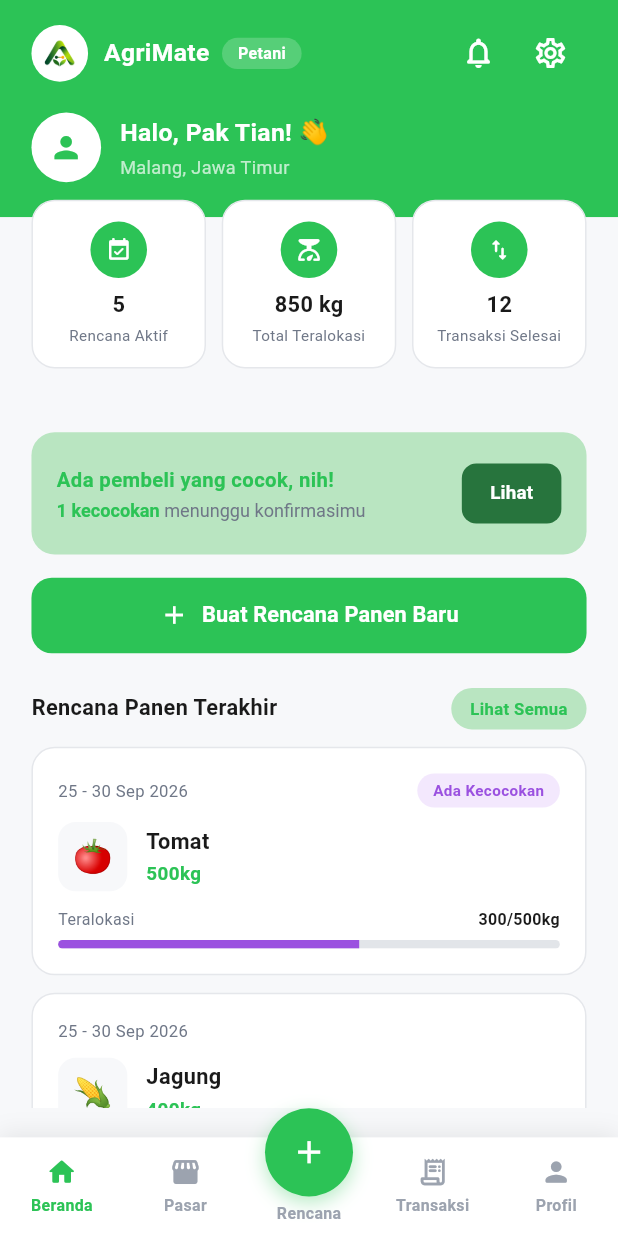
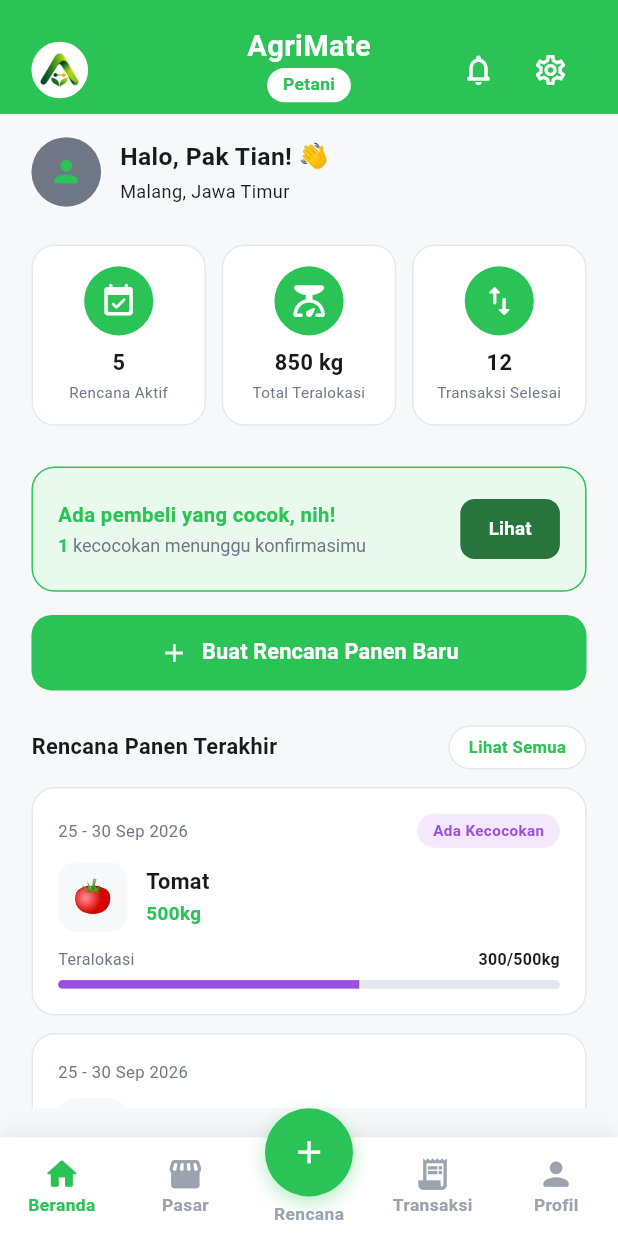
Before and after one commit to Mevyanrr/agrimate, a Flutter app: the screen it shows after launch, on a phone screen of 412 x 824 dp. Run offline on Flutter 3.47's test engine with Material 3 defaults, Android fonts, the light colour scheme and no system bars; our stand-ins replace flutter_screenutil.

Commit message:
home page petani design fe

```diff
--- a/lib/core/appcolor.dart
+++ b/lib/core/appcolor.dart
@@ -5,7 +5,7 @@ class AppColors {
 
   static const Color greenprimary = Color(0XFF2CC356);
   static const Color darkgreen = Color(0XFF27743D);
-  static const Color lightgreen = Color(0XFFB9E5C1);
+  static const Color lightgreen = Color(0XFFEAF9EE);
 
   static const Color orangeprimary = Color(0XFFF4690F);
   static const Color darkorange = Color(0XFFB24A0C);
--- a/lib/core/widget/navbar_petani.dart
+++ b/lib/core/widget/navbar_petani.dart
@@ -24,7 +24,7 @@ class AppBottomNav extends StatelessWidget {
       BottomNavItemData(icon: Icons.home_rounded, label: 'Beranda'),
       BottomNavItemData(icon: Icons.storefront_rounded, label: 'Pasar'),
       BottomNavItemData(icon: Icons.add, label: 'Rencana'),
-      BottomNavItemData(icon: Icons.receipt_long_rounded, label: 'Transaksi'),
+      BottomNavItemData(icon: Icons.receipt_long, label: 'Transaksi'),
       BottomNavItemData(icon: Icons.person_rounded, label: 'Profil'),
     ],
   });
@@ -39,7 +39,6 @@ class AppBottomNav extends StatelessWidget {
         clipBehavior: Clip.none,
         alignment: Alignment.bottomCenter,
         children: [
-          // Bar putih dasar
           Container(
             height: 68.h,
             decoration: BoxDecoration(
@@ -69,7 +68,6 @@ class AppBottomNav extends StatelessWidget {
             ),
           ),
 
-          // Tombol tengah — elevated bulat
           Positioned(
             top: 0,
             child: GestureDetector(
@@ -96,7 +94,7 @@ class AppBottomNav extends StatelessWidget {
                   Text(
                     items[_centerIndex].label,
                     style: TextStyle(
-                      fontSize: 11.sp,
+                      fontSize: 12.sp,
                       fontWeight: FontWeight.w600,
                       color: currentIndex == _centerIndex
                           ? accentColor
@@ -135,11 +133,11 @@ class _NavItem extends StatelessWidget {
       child: Column(
         mainAxisAlignment: MainAxisAlignment.center,
         children: [
-          Icon(data.icon, color: color, size: 22.sp),
-          SizedBox(height: 4.h),
+          Icon(data.icon, color: color, size: 26.sp),
+          // SizedBox(height: 4.h),
           Text(
             data.label,
-            style: TextStyle(fontSize: 11.sp, fontWeight: FontWeight.w600, color: color),
+            style: TextStyle(fontSize: 12.sp, fontWeight: FontWeight.w600, color: color),
           ),
         ],
       ),
--- a/lib/petani_features/home/view/home_page.dart
+++ b/lib/petani_features/home/view/home_page.dart
@@ -37,27 +37,122 @@ class _HomeBody extends StatelessWidget {
         child: Builder(
           builder: (context) {
             if (vm.state == HomeLoadState.loading) {
-              return const Center(child: CircularProgressIndicator(color: AppColors.greenprimary));
+              return const Center(
+                child: CircularProgressIndicator(color: AppColors.greenprimary),
+              );
             }
             if (vm.state == HomeLoadState.error) {
-              return _ErrorState(message: vm.errorMessage ?? 'Terjadi kesalahan', onRetry: vm.fetchHomeData);
+              return _ErrorState(
+                message: vm.errorMessage ?? 'Terjadi kesalahan',
+                onRetry: vm.fetchHomeData,
+              );
             }
-            return RefreshIndicator(
+            return Column(
+
+              children: [
+                Container(
+                      padding: EdgeInsets.fromLTRB(20.w, 18.h, 20.w, 0),
+                      decoration: const BoxDecoration(
+                        color: AppColors.greenprimary,
+                      ),
+                      child: Row(
+                        mainAxisAlignment: MainAxisAlignment.spaceBetween,
+                        crossAxisAlignment: CrossAxisAlignment.center,
+                        children: [
+                          Container(
+                            width: 36.w,
+                            height: 36.w,
+                            decoration: const BoxDecoration(
+                              color: Colors.white,
+                              shape: BoxShape.circle,
+                            ),
+                            // padding: EdgeInsets.all(4.w),
+                            child: Image.asset(
+                              'assets/images/logo_withoutname.png',
+                              fit: BoxFit.contain,
+                            ),
+                          ),
+                          SizedBox(width: 10.w),
+                          Padding(padding:  EdgeInsets.only(bottom: 8.h),
+                          child:
+                          Column(
+
+                            children: [
+                              Text(
+                                'AgriMate',
+                                style: TextStyle(
+                                  color: Colors.white,
+                                  fontSize: 20.sp,
+                                  fontWeight: FontWeight.bold,
+                                ),
+                              ),
+                              // SizedBox(height: 8.h),
+                              Container(
+                                padding: EdgeInsets.symmetric(
+                                  horizontal: 10.w,
+                                  vertical: 3.h,
+                                ),
+                                decoration: BoxDecoration(
+                                  color: Colors.white,
+                                  borderRadius: BorderRadius.circular(20.r),
+                                ),
+                                child: Text(
+                                  'Petani',
+                                  style: TextStyle(
+                                    color: AppColors.greenprimary,
+                                    fontSize: 12.sp,
+                                    fontWeight: FontWeight.w600,
+                                  ),
+                                ),
+                              ),
+                            ],
+                          )
+                          ),
+
+                          // const Spacer(),
+                          Row(
+                            children: [
+                              IconButton(
+                                onPressed: () =>
+                                    vm.onNotificationPressed(context),
+                                icon: const Icon(
+                                  Icons.notifications_none_rounded,
+                                  color: Colors.white,
+                                ),
+                              ),
+                              IconButton(
+                                onPressed: () => vm.onSettingsPressed(context),
+                                icon: const Icon(
+                                  Icons.settings_outlined,
+                                  color: Colors.white,
+                                ),
+                              ),
+                            ],
+                          ),
+                        ],
+                      ),
+                    ),
+                    Expanded(child:
+            RefreshIndicator(
               color: AppColors.greenprimary,
               onRefresh: vm.onRefresh,
-              child: SingleChildScrollView(
+              child:
+              SingleChildScrollView(
                 physics: const AlwaysScrollableScrollPhysics(),
                 child: Column(
-                  crossAxisAlignment: CrossAxisAlignment.stretch,
+                  crossAxisAlignment: CrossAxisAlignment.center,
                   children: [
-                    _HeaderSection(profile: vm.data!.profile),
+
                     Padding(
                       padding: EdgeInsets.fromLTRB(20.w, 16.h, 20.w, 24.h),
                       child: Column(
-                        crossAxisAlignment: CrossAxisAlignment.stretch,
+                        crossAxisAlignment: CrossAxisAlignment.center,
+                        // crossAxisAlignment: CrossAxisAlignment.stretch,
                         children: [
+                          _HeaderSection(profile: vm.data!.profile),
+                          SizedBox(height: 54.h),
                           _SummaryRow(summary: vm.data!.summary),
-                          SizedBox(height: 16.h),
+
                           if (vm.data!.buyerMatch.hasMatch) ...[
                             _BuyerMatchCard(
                               match: vm.data!.buyerMatch,
@@ -65,7 +160,9 @@ class _HomeBody extends StatelessWidget {
                             ),
                             SizedBox(height: 16.h),
                           ],
-                          _CreatePlanButton(onTap: () => vm.onCreatePlanPressed(context)),
+                          _CreatePlanButton(
+                            onTap: () => vm.onCreatePlanPressed(context),
+                          ),
                           SizedBox(height: 24.h),
                           _SectionHeader(
                             title: 'Rencana Panen Terakhir',
@@ -77,7 +174,8 @@ class _HomeBody extends StatelessWidget {
                               padding: EdgeInsets.only(bottom: 12.h),
                               child: _HarvestPlanCard(
                                 plan: plan,
-                                onTap: () => vm.onPlanCardPressed(context, plan),
+                                onTap: () =>
+                                    vm.onPlanCardPressed(context, plan),
                               ),
                             );
                           }),
@@ -87,7 +185,8 @@ class _HomeBody extends StatelessWidget {
                   ],
                 ),
               ),
-            );
+            ), )
+            ] );
           },
         ),
       ),
@@ -103,63 +202,23 @@ class _HeaderSection extends StatelessWidget {
   Widget build(BuildContext context) {
     final vm = context.read<HomeViewModel>();
 
-    return Container(
-      padding: EdgeInsets.fromLTRB(20.w, 12.h, 20.w, 24.h),
-      decoration: const BoxDecoration(
-        color: AppColors.greenprimary,
-        borderRadius: BorderRadius.only(
-          bottomLeft: Radius.circular(0),
-          bottomRight: Radius.circular(0),
-        ),
-      ),
-      child: Column(
-        crossAxisAlignment: CrossAxisAlignment.start,
+    return Column(
       children: [
         Row(
-            children: [
-              Container(
-                width: 36.w,
-                height: 36.w,
-                decoration: const BoxDecoration(color: Colors.white, shape: BoxShape.circle),
-                padding: EdgeInsets.all(4.w),
-                child: Image.asset('assets/images/logo_withoutname.png', fit: BoxFit.contain),
-              ),
-              SizedBox(width: 10.w),
-              Text(
-                'AgriMate',
-                style: TextStyle(color: Colors.white, fontSize: 17.sp, fontWeight: FontWeight.bold),
-              ),
-              SizedBox(width: 8.w),
-              Container(
-                padding: EdgeInsets.symmetric(horizontal: 10.w, vertical: 3.h),
-                decoration: BoxDecoration(
-                  color: Colors.white.withOpacity(0.2),
-                  borderRadius: BorderRadius.circular(20.r),
-                ),
-                child: Text('Petani', style: TextStyle(color: Colors.white, fontSize: 11.sp, fontWeight: FontWeight.w600)),
-              ),
-              const Spacer(),
-              IconButton(
-                onPressed: () => vm.onNotificationPressed(context),
-                icon: const Icon(Icons.notifications_none_rounded, color: Colors.white),
-              ),
-              IconButton(
-                onPressed: () => vm.onSettingsPressed(context),
-                icon: const Icon(Icons.settings_outlined, color: Colors.white),
-              ),
-            ],
-          ),
-          SizedBox(height: 16.h),
-
-          Row(
+          mainAxisAlignment: MainAxisAlignment.center,
           children: [
             CircleAvatar(
               radius: 24.r,
-                backgroundColor: Colors.white,
-                backgroundImage:
-                    profile.photoUrl != null ? NetworkImage(profile.photoUrl!) : null,
+              backgroundColor: AppColors.textSecondary,
+              backgroundImage: profile.photoUrl != null
+                  ? NetworkImage(profile.photoUrl!)
+                  : null,
               child: profile.photoUrl == null
-                    ? Icon(Icons.person, color: AppColors.greenprimary, size: 24.sp)
+                  ? Icon(
+                      Icons.person,
+                      color: AppColors.greenprimary,
+                      size: 24.sp,
+                    )
                   : null,
             ),
             SizedBox(width: 12.w),
@@ -169,12 +228,19 @@ class _HeaderSection extends StatelessWidget {
                 children: [
                   Text(
                     'Halo, ${profile.name}! 👋',
-                      style: TextStyle(color: Colors.white, fontSize: 17.sp, fontWeight: FontWeight.bold),
+                    style: TextStyle(
+                      color: AppColors.textPrimary,
+                      fontSize: 17.sp,
+                      fontWeight: FontWeight.bold,
+                    ),
                   ),
                   SizedBox(height: 2.h),
                   Text(
                     profile.location,
-                      style: TextStyle(color: Colors.white70, fontSize: 12.5.sp),
+                    style: TextStyle(
+                      color: AppColors.textPrimary,
+                      fontSize: 12.5.sp,
+                    ),
                   ),
                 ],
               ),
@@ -182,7 +248,6 @@ class _HeaderSection extends StatelessWidget {
           ],
         ),
       ],
-      ),
     );
   }
 }
@@ -231,7 +296,11 @@ class _StatCard extends StatelessWidget {
   final String value;
   final String label;
 
-  const _StatCard({required this.icon, required this.value, required this.label});
+  const _StatCard({
+    required this.icon,
+    required this.value,
+    required this.label,
+  });
 
   @override
   Widget build(BuildContext context) {
@@ -245,13 +314,23 @@ class _StatCard extends StatelessWidget {
       child: Column(
         children: [
           Container(
-            width: 36.w,
-            height: 36.w,
-            decoration: const BoxDecoration(color: AppColors.greenprimary, shape: BoxShape.circle),
-            child: Icon(icon, color: Colors.white, size: 18.sp),
+            width: 44.w,
+            height: 44.w,
+            decoration: const BoxDecoration(
+              color: AppColors.greenprimary,
+              shape: BoxShape.circle,
+            ),
+            child: Icon(icon, color: Colors.white, size: 26.sp),
           ),
           SizedBox(height: 8.h),
-          Text(value, style: TextStyle(fontSize: 15.sp, fontWeight: FontWeight.bold, color: AppColors.textPrimary)),
+          Text(
+            value,
+            style: TextStyle(
+              fontSize: 15.sp,
+              fontWeight: FontWeight.bold,
+              color: AppColors.textPrimary,
+            ),
+          ),
           SizedBox(height: 2.h),
           Text(
             label,
@@ -277,6 +356,7 @@ class _BuyerMatchCard extends StatelessWidget {
       decoration: BoxDecoration(
         color: AppColors.lightgreen,
         borderRadius: BorderRadius.circular(16.r),
+        border: Border.all(color: AppColors.greenprimary),
       ),
       child: Row(
         children: [
@@ -286,18 +366,28 @@ class _BuyerMatchCard extends StatelessWidget {
               children: [
                 Text(
                   'Ada pembeli yang cocok, nih!',
-                  style: TextStyle(fontSize: 14.sp, fontWeight: FontWeight.bold, color: AppColors.greenprimary),
+                  style: TextStyle(
+                    fontSize: 14.sp,
+                    fontWeight: FontWeight.bold,
+                    color: AppColors.greenprimary,
+                  ),
                 ),
                 SizedBox(height: 4.h),
                 RichText(
                   text: TextSpan(
-                    style: TextStyle(fontSize: 12.5.sp, color: AppColors.textSecondary),
+                    style: TextStyle(
+                      fontSize: 12.5.sp,
+                      color: AppColors.textSecondary,
+                    ),
                     children: [
                       TextSpan(
-                        text: '${match.matchCount} kecocokan ',
-                        style: const TextStyle(fontWeight: FontWeight.bold, color: AppColors.greenprimary),
+                        text: '${match.matchCount} ',
+                        style: const TextStyle(
+                          fontWeight: FontWeight.bold,
+                          color: AppColors.greenprimary,
                         ),
-                      const TextSpan(text: 'menunggu konfirmasimu'),
+                      ),
+                      const TextSpan(text: 'kecocokan menunggu konfirmasimu'),
                     ],
                   ),
                 ),
@@ -311,9 +401,18 @@ class _BuyerMatchCard extends StatelessWidget {
               backgroundColor: AppColors.darkgreen,
               elevation: 0,
               padding: EdgeInsets.symmetric(horizontal: 18.w, vertical: 10.h),
-              shape: RoundedRectangleBorder(borderRadius: BorderRadius.circular(10.r)),
+              shape: RoundedRectangleBorder(
+                borderRadius: BorderRadius.circular(10.r),
               ),
-            child: Text('Lihat', style: TextStyle(color: Colors.white, fontSize: 13.sp, fontWeight: FontWeight.w600)),
+            ),
+            child: Text(
+              'Lihat',
+              style: TextStyle(
+                color: Colors.white,
+                fontSize: 13.sp,
+                fontWeight: FontWeight.w600,
+              ),
+            ),
           ),
         ],
       ),
@@ -334,15 +433,23 @@ class _CreatePlanButton extends StatelessWidget {
         style: ElevatedButton.styleFrom(
           backgroundColor: AppColors.greenprimary,
           elevation: 0,
-          shape: RoundedRectangleBorder(borderRadius: BorderRadius.circular(14.r)),
+          shape: RoundedRectangleBorder(
+            borderRadius: BorderRadius.circular(14.r),
+          ),
         ),
         child: Row(
           mainAxisAlignment: MainAxisAlignment.center,
           children: [
             const Icon(Icons.add, color: Colors.white, size: 20),
             SizedBox(width: 8.w),
-            Text('Buat Rencana Panen Baru',
-                style: TextStyle(color: Colors.white, fontSize: 15.sp, fontWeight: FontWeight.w600)),
+            Text(
+              'Buat Rencana Panen Baru',
+              style: TextStyle(
+                color: Colors.white,
+                fontSize: 15.sp,
+                fontWeight: FontWeight.w600,
+              ),
+            ),
           ],
         ),
       ),
@@ -361,17 +468,32 @@ class _SectionHeader extends StatelessWidget {
     return Row(
       mainAxisAlignment: MainAxisAlignment.spaceBetween,
       children: [
-        Text(title, style: TextStyle(fontSize: 15.sp, fontWeight: FontWeight.bold, color: AppColors.textPrimary)),
+        Text(
+          title,
+          style: TextStyle(
+            fontSize: 15.sp,
+            fontWeight: FontWeight.bold,
+            color: AppColors.textPrimary,
+          ),
+        ),
         GestureDetector(
           onTap: onSeeAll,
           child: Container(
             padding: EdgeInsets.symmetric(horizontal: 12.w, vertical: 6.h),
             decoration: BoxDecoration(
-              color: AppColors.lightgreen,
+              color: Colors.white,
               borderRadius: BorderRadius.circular(20.r),
+              border: Border.all(color: AppColors.borderDefault),
             ),
-            child: Text('Lihat Semua',
-                style: TextStyle(fontSize: 11.5.sp, fontWeight: FontWeight.w600, color: AppColors.greenprimary)),
+
+            child: Text(
+              'Lihat Semua',
+              style: TextStyle(
+                fontSize: 11.5.sp,
+                fontWeight: FontWeight.w600,
+                color: AppColors.greenprimary,
+              ),
+            ),
           ),
         ),
       ],
@@ -402,16 +524,31 @@ class _HarvestPlanCard extends StatelessWidget {
             Row(
               mainAxisAlignment: MainAxisAlignment.spaceBetween,
               children: [
-                Text(plan.dateRangeLabel, style: TextStyle(fontSize: 11.5.sp, color: AppColors.textSecondary)),
+                Text(
+                  plan.dateRangeLabel,
+                  style: TextStyle(
+                    fontSize: 11.5.sp,
+                    color: AppColors.textSecondary,
+                  ),
+                ),
                 if (plan.hasMatch)
                   Container(
-                    padding: EdgeInsets.symmetric(horizontal: 10.w, vertical: 4.h),
+                    padding: EdgeInsets.symmetric(
+                      horizontal: 10.w,
+                      vertical: 4.h,
+                    ),
                     decoration: BoxDecoration(
                       color: AppColors.purpleAccentLight,
                       borderRadius: BorderRadius.circular(20.r),
                     ),
-                    child: Text('Ada Kecocokan',
-                        style: TextStyle(fontSize: 10.5.sp, fontWeight: FontWeight.w600, color: AppColors.purpleAccent)),
+                    child: Text(
+                      'Ada Kecocokan',
+                      style: TextStyle(
+                        fontSize: 10.5.sp,
+                        fontWeight: FontWeight.w600,
+                        color: AppColors.purpleAccent,
+                      ),
+                    ),
                   ),
               ],
             ),
@@ -426,17 +563,32 @@ class _HarvestPlanCard extends StatelessWidget {
                     color: AppColors.scaffoldGrey,
                     borderRadius: BorderRadius.circular(12.r),
                   ),
-                  child: Text(plan.commodityEmoji, style: TextStyle(fontSize: 22.sp)),
+                  child: Text(
+                    plan.commodityEmoji,
+                    style: TextStyle(fontSize: 22.sp),
+                  ),
                 ),
                 SizedBox(width: 12.w),
                 Column(
                   crossAxisAlignment: CrossAxisAlignment.start,
                   children: [
-                    Text(plan.commodityName,
-                        style: TextStyle(fontSize: 15.sp, fontWeight: FontWeight.bold, color: AppColors.textPrimary)),
+                    Text(
+                      plan.commodityName,
+                      style: TextStyle(
+                        fontSize: 15.sp,
+                        fontWeight: FontWeight.bold,
+                        color: AppColors.textPrimary,
+                      ),
+                    ),
                     SizedBox(height: 2.h),
-                    Text('${plan.totalWeightKg.toStringAsFixed(0)}kg',
-                        style: TextStyle(fontSize: 13.sp, fontWeight: FontWeight.w600, color: AppColors.greenprimary)),
+                    Text(
+                      '${plan.totalWeightKg.toStringAsFixed(0)}kg',
+                      style: TextStyle(
+                        fontSize: 13.sp,
+                        fontWeight: FontWeight.w600,
+                        color: AppColors.greenprimary,
+                      ),
+                    ),
                   ],
                 ),
               ],
@@ -445,10 +597,20 @@ class _HarvestPlanCard extends StatelessWidget {
             Row(
               mainAxisAlignment: MainAxisAlignment.spaceBetween,
               children: [
-                Text('Teralokasi', style: TextStyle(fontSize: 11.sp, color: AppColors.textSecondary)),
+                Text(
+                  'Teralokasi',
+                  style: TextStyle(
+                    fontSize: 11.sp,
+                    color: AppColors.textSecondary,
+                  ),
+                ),
                 Text(
                   '${plan.allocatedWeightKg.toStringAsFixed(0)}/${plan.totalWeightKg.toStringAsFixed(0)}kg',
-                  style: TextStyle(fontSize: 11.sp, fontWeight: FontWeight.w600, color: AppColors.textPrimary),
+                  style: TextStyle(
+                    fontSize: 11.sp,
+                    fontWeight: FontWeight.w600,
+                    color: AppColors.textPrimary,
+                  ),
                 ),
               ],
             ),
@@ -459,7 +621,9 @@ class _HarvestPlanCard extends StatelessWidget {
                 value: plan.progress,
                 minHeight: 6.h,
                 backgroundColor: AppColors.indicatorInactive,
-                valueColor: const AlwaysStoppedAnimation(AppColors.purpleAccent),
+                valueColor: const AlwaysStoppedAnimation(
+                  AppColors.purpleAccent,
+                ),
               ),
             ),
           ],
@@ -481,14 +645,26 @@ class _ErrorState extends StatelessWidget {
       child: Column(
         mainAxisSize: MainAxisSize.min,
         children: [
-          Icon(Icons.error_outline_rounded, color: AppColors.textMuted, size: 40.sp),
+          Icon(
+            Icons.error_outline_rounded,
+            color: AppColors.textMuted,
+            size: 40.sp,
+          ),
           SizedBox(height: 12.h),
-          Text(message, style: TextStyle(color: AppColors.textSecondary, fontSize: 13.sp)),
+          Text(
+            message,
+            style: TextStyle(color: AppColors.textSecondary, fontSize: 13.sp),
+          ),
           SizedBox(height: 12.h),
           ElevatedButton(
             onPressed: onRetry,
-            style: ElevatedButton.styleFrom(backgroundColor: AppColors.greenprimary),
-            child: const Text('Coba Lagi', style: TextStyle(color: Colors.white)),
+            style: ElevatedButton.styleFrom(
+              backgroundColor: AppColors.greenprimary,
+            ),
+            child: const Text(
+              'Coba Lagi',
+              style: TextStyle(color: Colors.white),
+            ),
           ),
         ],
       ),
--- a/lib/petani_features/home/viewmodel/home_vm.dart
+++ b/lib/petani_features/home/viewmodel/home_vm.dart
@@ -27,7 +27,7 @@ class HomeViewModel extends ChangeNotifier {
     try {
 
       await Future.delayed(const Duration(milliseconds: 600));
-
+//dummy fe
       _data = HomeDataModel(
         profile: const FarmerProfileModel(
           photoUrl: null,
```
Lines whose indentation alone changed are shown as unchanged.
